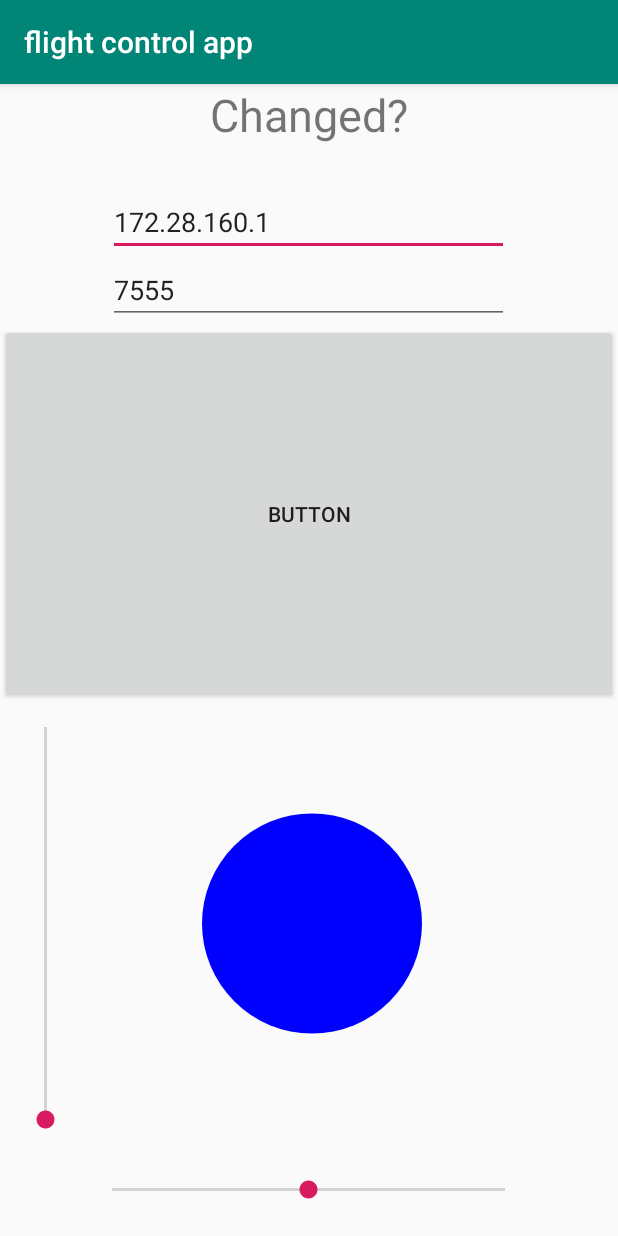
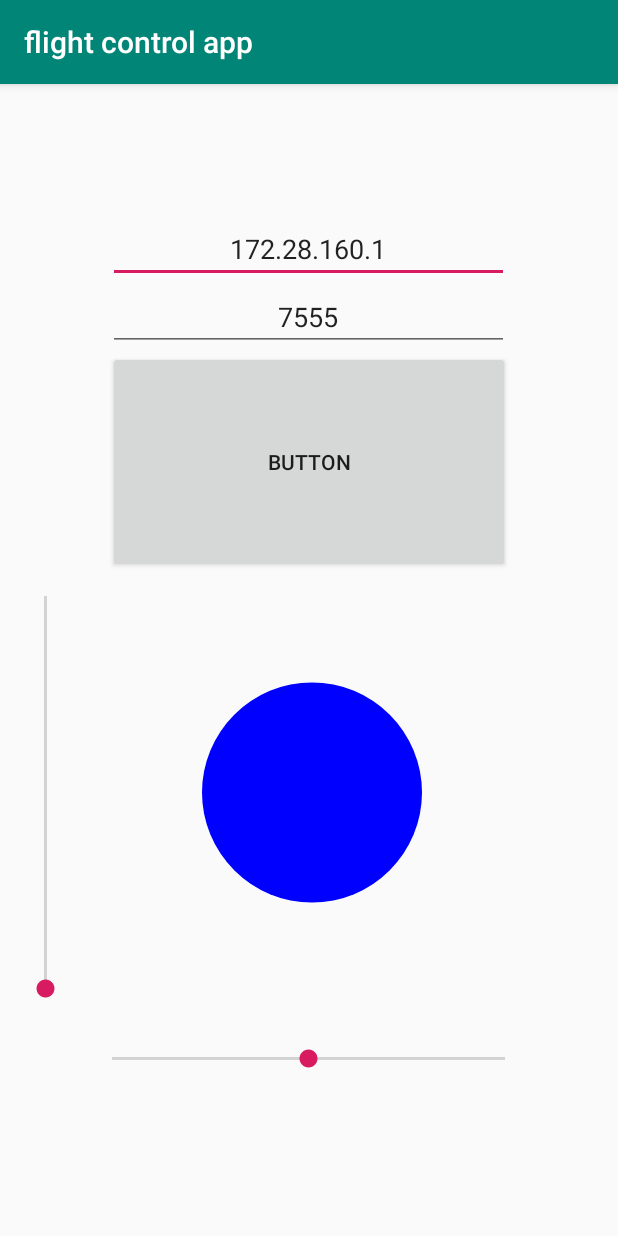
Before and after one commit to YehonatanGo/flight_control_app, an Android app: the screen it shows after launch (MainActivity), on a phone screen of 412 x 824 dp. Run offline under Robolectric (Android 15) with nearby library versions, the phone set to English and light mode, and no system bars.

Commit message:
Changed design a little

```diff
--- a/app/src/main/java/com/example/flightcontrolapp/model/FGModel.kt
+++ b/app/src/main/java/com/example/flightcontrolapp/model/FGModel.kt
@@ -59,12 +59,21 @@ class FGModel {
     }
 
     fun setRudder(new_rudder: Float) {
-        executor.execute(SendMessage(out, "set /controls/flight/rudder " + new_rudder + "\r\n"))
+        try {
+            executor.execute(SendMessage(out, "set /controls/flight/rudder " + new_rudder + "\r\n"))
+        } catch (e: Exception) {
+            Log.d("", "Connect!!!\r\n")
+        }
 
     }
 
     fun setThrottle(new_throttle: Float) {
-        executor.execute(SendMessage(out, "set /controls/engines/current-engine/throttle " + new_throttle + "\r\n"))
+        try {
+
+            executor.execute(SendMessage(out, "set /controls/engines/current-engine/throttle " + new_throttle + "\r\n"))
+        } catch (e: Exception) {
+            Log.d("", "Connect!!!\r\n")
+        }
 
     }
 
--- a/app/src/main/res/layout/activity_main.xml
+++ b/app/src/main/res/layout/activity_main.xml
@@ -8,35 +8,27 @@
         android:orientation="vertical"
         tools:context=".views.MainActivity" android:gravity="center">
 
-    <TextView
-            android:layout_width="wrap_content"
-            android:layout_height="69dp"
-            android:text="Changed?"
-            app:layout_constraintBottom_toBottomOf="parent"
-            app:layout_constraintLeft_toLeftOf="parent"
-            app:layout_constraintRight_toRightOf="parent"
-            app:layout_constraintTop_toTopOf="parent" android:id="@+id/text_box" android:textSize="30sp"
-            android:verticalScrollbarPosition="defaultPosition"/>
+
     <EditText
             android:layout_width="267dp"
             android:layout_height="wrap_content"
             android:inputType="textPersonName"
             android:text="172.28.160.1"
             android:ems="10"
-            android:id="@+id/editText"/>
+            android:id="@+id/editText" android:gravity="center"/>
     <EditText
             android:layout_width="267dp"
             android:layout_height="wrap_content"
             android:inputType="number"
             android:text="7555"
             android:ems="10"
-            android:id="@+id/editText2"/>
+            android:id="@+id/editText2" android:gravity="center"/>
 
     <Button
             android:text="Button"
-            android:layout_width="match_parent"
-            android:layout_height="130dp" android:id="@+id/button3" android:layout_weight="1"
-            android:onClick="on_button_click"/>
+            android:layout_width="268dp"
+            android:layout_height="147dp" android:id="@+id/button3"
+            android:onClick="on_button_click" android:gravity="center"/>
 
     <LinearLayout
             android:layout_width="match_parent"
```
